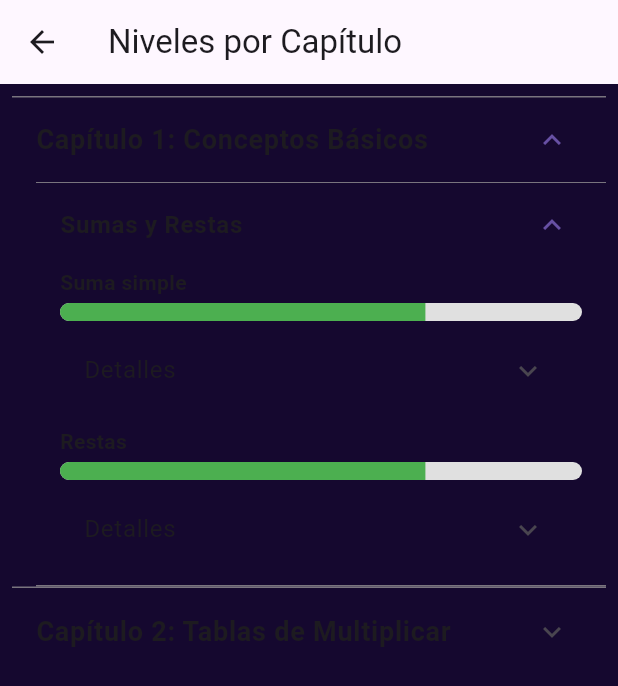
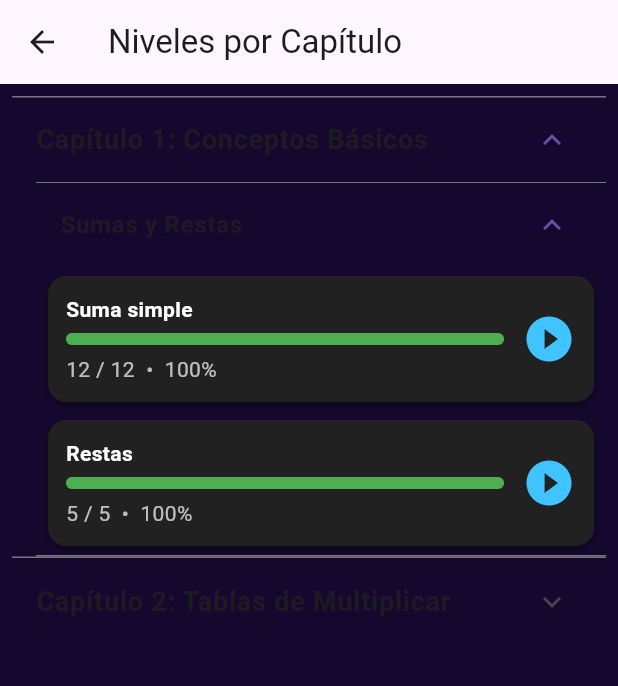
Before and after one commit to Anon20k/duo, a Flutter app: the PanelNivelesScreen screen opened by its route, after a tap on "Capítulo 1: Conceptos Básicos", after a tap on "Sumas y Restas", on a phone screen of 412 x 824 dp. Shown: the top 686 px of the screen. Run offline on Flutter 3.47's test engine with Material 3 defaults, Android fonts, the phone set to English and light mode, and no system bars; our stand-ins replace fl_chart, shared_preferences; accounts and stored records are empty.

Commit message:
Actualiza UI de panel de niveles y despliegue web

```diff
--- a/lib/screens/panel_niveles_screen.dart
+++ b/lib/screens/panel_niveles_screen.dart
@@ -32,7 +32,6 @@
   Future<List<Chapter>> _loadAllChapters() async {
     final nivel1 = await QuizService.loadNivel(1, 'nivel_sumas_resta');
     final nivel2 = await QuizService.loadNivel(2, 'nivel_tablas_multiplicar');
-
     return [
       Chapter(title: 'Capítulo 1: Conceptos Básicos', levels: [nivel1]),
       Chapter(title: 'Capítulo 2: Tablas de Multiplicar', levels: [nivel2]),
@@ -83,124 +82,120 @@
                     fontWeight: FontWeight.bold,
                   ),
                 ),
-                children:
-                    chapter.levels.map((nivel) {
-                      return Padding(
+                children: [
+                  for (final nivel in chapter.levels)
+                    Padding(
                       padding: const EdgeInsets.only(left: 16.0),
                       child: ExpansionTile(
                         title: Text(
                           nivel.nivel,
-                            style: const TextStyle(fontWeight: FontWeight.w600),
+                          style: const TextStyle(
+                            fontSize: 16,
+                            fontWeight: FontWeight.w600,
                           ),
-                          children:
-                              nivel.secciones.map((seccion) {
-                                // calcular total de preguntas
+                        ),
+                        children: [
+                          for (final seccion in nivel.secciones)
+                            FutureBuilder<int>(
+                              future: _loadErrorCount(ci, nivel, seccion),
+                              builder: (ctx, errSnap) {
+                                final errores = errSnap.data ?? 0;
                                 final totalPreguntas = seccion.etapas.fold<int>(
                                   0,
                                   (sum, e) => sum + e.preguntas.length,
                                 );
-                                // para cada sección, mostramos primero un progreso simulado
-                                final completion =
+                                final exitos = totalPreguntas - errores;
+                                final pctExito =
                                     totalPreguntas == 0
-                                        ? 0.0
-                                        : 0.7; // Aquí devuélvelo real si lo guardas
-
-                                return Padding(
-                                  padding: const EdgeInsets.only(
-                                    left: 16.0,
-                                    right: 16.0,
-                                    bottom: 8,
+                                        ? 0
+                                        : ((exitos / totalPreguntas) * 100)
+                                            .round();
+                                return InkWell(
+                                  onTap:
+                                      () => Navigator.pushNamed(
+                                        context,
+                                        Routes.entrenamiento,
+                                        arguments: seccion,
                                       ),
+                                  borderRadius: BorderRadius.circular(12),
+                                  child: Container(
+                                    margin: const EdgeInsets.symmetric(
+                                      vertical: 6,
+                                      horizontal: 8,
+                                    ),
+                                    padding: const EdgeInsets.all(12),
+                                    decoration: BoxDecoration(
+                                      color: Colors.grey.shade900,
+                                      borderRadius: BorderRadius.circular(12),
+                                      boxShadow: [
+                                        BoxShadow(
+                                          color: Colors.black45,
+                                          blurRadius: 4,
+                                          offset: Offset(0, 2),
+                                        ),
+                                      ],
+                                    ),
+                                    child: Row(
+                                      children: [
+                                        // Título y barra
+                                        Expanded(
                                           child: Column(
                                             crossAxisAlignment:
-                                        CrossAxisAlignment.stretch,
+                                                CrossAxisAlignment.start,
                                             children: [
-                                      // Barra de progreso de la sección
                                               Text(
                                                 seccion.seccion,
                                                 style: const TextStyle(
+                                                  color: Colors.white,
                                                   fontWeight: FontWeight.bold,
                                                 ),
                                               ),
-                                      const SizedBox(height: 4),
+                                              const SizedBox(height: 6),
                                               ClipRRect(
-                                        borderRadius: BorderRadius.circular(8),
+                                                borderRadius:
+                                                    BorderRadius.circular(6),
                                                 child: LinearProgressIndicator(
-                                          value: completion,
-                                          minHeight: 12,
-                                          backgroundColor: Colors.grey[300],
+                                                  value:
+                                                      totalPreguntas == 0
+                                                          ? 0
+                                                          : exitos /
+                                                              totalPreguntas,
+                                                  minHeight: 8,
+                                                  backgroundColor:
+                                                      Colors.white24,
                                                   valueColor:
                                                       const AlwaysStoppedAnimation<
                                                         Color
                                                       >(Colors.green),
                                                 ),
                                               ),
-                                      const SizedBox(height: 4),
-                                      // Desplegable con errores y totales
-                                      FutureBuilder<int>(
-                                        future: _loadErrorCount(
-                                          ci,
-                                          nivel,
-                                          seccion,
-                                        ),
-                                        builder: (ctx, errSnap) {
-                                          final errores = errSnap.data ?? 0;
-                                          final exitos =
-                                              totalPreguntas - errores;
-                                          final pctExito =
-                                              totalPreguntas == 0
-                                                  ? 0
-                                                  : ((exitos / totalPreguntas) *
-                                                          100)
-                                                      .round();
-                                          final pctFracaso = 100 - pctExito;
-                                          return ExpansionTile(
-                                            title: const Text('Detalles'),
-                                            children: [
-                                              ListTile(
-                                                title: Text(
-                                                  'Errores: $errores',
+                                              const SizedBox(height: 6),
+                                              Text(
+                                                '$exitos / $totalPreguntas  •  $pctExito%',
+                                                style: const TextStyle(
+                                                  color: Colors.white70,
                                                 ),
                                               ),
-                                              ListTile(
-                                                title: Text(
-                                                  'Preguntas totales: $totalPreguntas',
+                                            ],
                                           ),
                                         ),
-                                              ListTile(
-                                                title: Text(
-                                                  'Éxito: $pctExito%',
+                                        // Icono Play
+                                        const SizedBox(width: 12),
+                                        Icon(
+                                          Icons.play_circle_fill,
+                                          color: Colors.lightBlueAccent,
+                                          size: 36,
+                                        ),
+                                      ],
                                     ),
                                   ),
-                                              ListTile(
-                                                title: Text(
-                                                  'Fracaso: $pctFracaso%',
-                                                ),
-                                              ),
-                                              ListTile(
-                                                trailing: const Icon(
-                                                  Icons.play_arrow,
-                                                ),
-                                                title: const Text('Entrenar'),
-                                                onTap: () {
-                                                  Navigator.pushNamed(
-                                                    context,
-                                                    Routes.entrenamiento,
-                                                    arguments: seccion,
-                                                  );
-                                                },
-                                              ),
-                                            ],
                                 );
                               },
                             ),
                         ],
                       ),
-                                );
-                              }).toList(),
                     ),
-                      );
-                    }).toList(),
+                ],
               );
             },
           );
```
Also changed, not shown: lib/screens/home_landing_screen.dart (+11 -13 lines), lib/screens/rewards_screen.dart (+47 -42 lines). Lines whose indentation alone changed are shown as unchanged.
